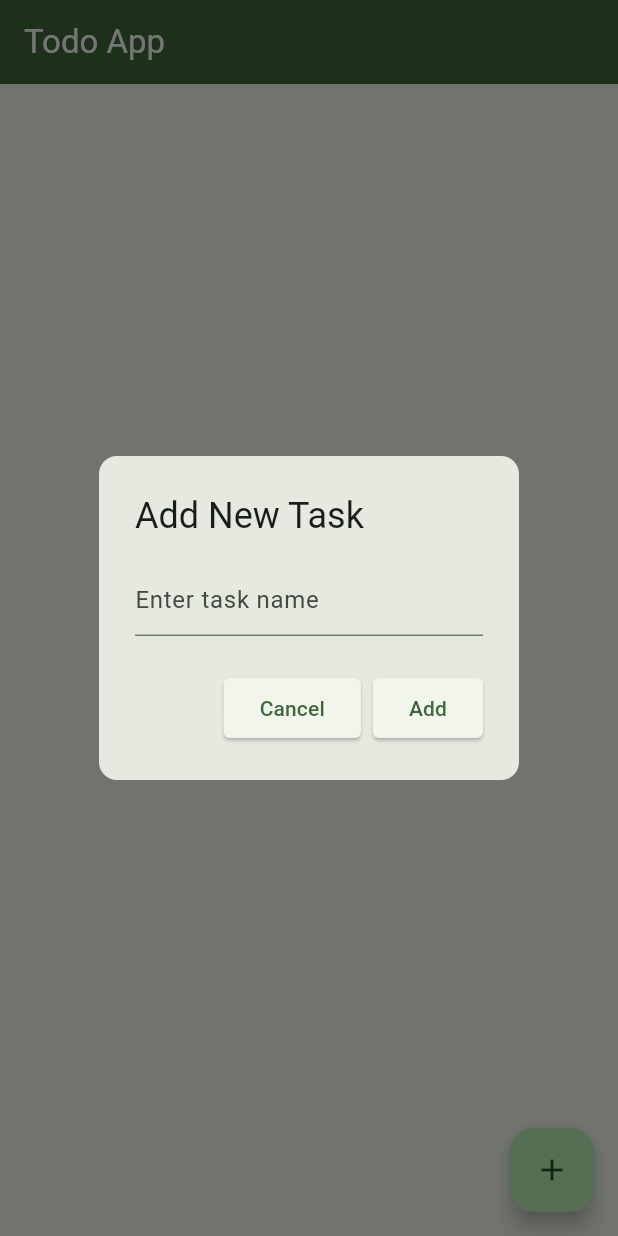
After one commit to iancallo1/todoapp, a Flutter app: the screen it shows after launch, after a tap on the "add" icon, on a phone screen of 412 x 824 dp. The commit adds this screen. Run offline on Flutter 3.47's test engine with Material 3 defaults, Android fonts, the phone set to English and light mode, and no system bars.

Commit message:
UPDATE: Minimum Updated Move to Finalization

```diff
--- a/lib/pages/home_page.dart
+++ b/lib/pages/home_page.dart
@@ -1,5 +1,10 @@
 import 'package:flutter/material.dart';
+
 import 'package:todoapp/components/todo_tiles.dart';
+
+import 'utilities/Forms/input_dialog.dart';
+import 'utilities/button_save_und_cancel.dart';
+import 'utilities/Forms/confirm_delete_dialog.dart';
 
 class HomePage extends StatefulWidget {
   const HomePage({super.key});
@@ -11,15 +16,36 @@ class HomePage extends StatefulWidget {
 class _HomePageState extends State<HomePage> {
 
   List toDoList = [
-    ["Buy milk", true],
-    ["Do Japanese lesson", false],
-    ["Buy bread", false],
+
   ];
+
+  TextEditingController _controller = TextEditingController();
 
   void checkBoxChanged(bool? value, int index) {
     setState(() {
       toDoList[index][1] = value!;
     });
+  }
+
+  void createNewTask() {
+    showDialog(
+      context: context,
+      builder: (context) {
+        return InputDialog(
+          controller: _controller,
+          onSave: () {
+            setState(() {
+              toDoList.add([_controller.text, false]);
+              _controller.clear();
+            });
+            Navigator.of(context).pop();
+          },
+          onCancel: () {
+            Navigator.of(context).pop();
+          },
+        );
+      },
+    );
   }
 
   @override
@@ -30,15 +56,41 @@ class _HomePageState extends State<HomePage> {
         backgroundColor: Theme.of(context).colorScheme.primary,
         foregroundColor: Theme.of(context).colorScheme.onPrimary,
       ),
-      body: ListView.builder(
+      floatingActionButton: FloatingActionButton(
+        onPressed: createNewTask,
+        child: Icon(Icons.add),
+      ),
+      body: Scrollbar(
+        thickness: 10,
+        radius: const Radius.circular(8),
+        child: ListView.builder(
           itemCount: toDoList.length,
           itemBuilder: (context, index) {
             return TodoTile(
               taskName: toDoList[index][0],
               taskCompleted: toDoList[index][1],
               onChanged: (value) => checkBoxChanged(value, index),
+              onDelete: () {
+                showDialog(
+                  context: context,
+                  builder: (context) {
+                    return ConfirmDeleteDialog(
+                      onDelete: () {
+                        setState(() {
+                          toDoList.removeAt(index);
+                        });
+                        Navigator.of(context).pop();
+                      },
+                      onCancel: () {
+                        Navigator.of(context).pop();
+                      },
                     );
                   },
+                );
+              },
+            );
+          },
+        ),
       ),
     );
   }
--- /dev/null
+++ b/lib/pages/utilities/Forms/input_dialog.dart
@@ -0,0 +1,30 @@
+import 'package:flutter/material.dart';
+import '../text_box_modal.dart';
+import '../buttons/save_cancel_buttons.dart';
+
+class InputDialog extends StatelessWidget {
+  final TextEditingController controller;
+  final VoidCallback onSave;
+  final VoidCallback onCancel;
+
+  const InputDialog({
+    super.key,
+    required this.controller,
+    required this.onSave,
+    required this.onCancel,
+  });
+
+  @override
+  Widget build(BuildContext context) {
+    return CustomDialog(
+      title: 'Add New Task',
+      content: TextField(
+        controller: controller,
+        decoration: const InputDecoration(hintText: 'Enter task name'),
+      ),
+      actions: [
+        SaveCancelButtons(onSave: onSave, onCancel: onCancel),
+      ],
+    );
+  }
+}
--- /dev/null
+++ b/lib/pages/utilities/action_buttons.dart
@@ -0,0 +1,50 @@
+import 'package:flutter/material.dart';
+
+class ActionButtons extends StatelessWidget {
+  final String primaryLabel;
+  final VoidCallback onPrimary;
+  final String secondaryLabel;
+  final VoidCallback onSecondary;
+  final Color? primaryColor;
+  final Color? secondaryColor;
+
+  const ActionButtons({
+    super.key,
+    required this.primaryLabel,
+    required this.onPrimary,
+    required this.secondaryLabel,
+    required this.onSecondary,
+    this.primaryColor,
+    this.secondaryColor,
+  });
+
+  @override
+  Widget build(BuildContext context) {
+    return Row(
+      mainAxisAlignment: MainAxisAlignment.end,
+      children: [
+        ElevatedButton(
+          style: ElevatedButton.styleFrom(
+            backgroundColor: secondaryColor,
+            shape: RoundedRectangleBorder(
+              borderRadius: BorderRadius.circular(4),
+            ),
+          ),
+          onPressed: onSecondary,
+          child: Text(secondaryLabel),
+        ),
+        const SizedBox(width: 8),
+        ElevatedButton(
+          style: ElevatedButton.styleFrom(
+            backgroundColor: primaryColor,
+            shape: RoundedRectangleBorder(
+              borderRadius: BorderRadius.circular(4),
+            ),
+          ),
+          onPressed: onPrimary,
+          child: Text(primaryLabel),
+        ),
+      ],
+    );
+  }
+}
--- /dev/null
+++ b/lib/pages/utilities/buttons/save_cancel_buttons.dart
@@ -0,0 +1,23 @@
+import '../action_buttons.dart';
+import 'package:flutter/material.dart';
+
+class SaveCancelButtons extends StatelessWidget {
+  final VoidCallback onSave;
+  final VoidCallback onCancel;
+
+  const SaveCancelButtons({
+    super.key,
+    required this.onSave,
+    required this.onCancel,
+  });
+
+  @override
+  Widget build(BuildContext context) {
+    return ActionButtons(
+      primaryLabel: 'Add',
+      onPrimary: onSave,
+      secondaryLabel: 'Cancel',
+      onSecondary: onCancel,
+    );
+  }
+}
--- /dev/null
+++ b/lib/pages/utilities/text_box_modal.dart
@@ -0,0 +1,24 @@
+import 'package:flutter/material.dart';
+
+class CustomDialog extends StatelessWidget {
+  final String title;
+  final Widget content;
+  final List<Widget> actions;
+
+  const CustomDialog({
+    super.key,
+    required this.title,
+    required this.content,
+    required this.actions,
+  });
+
+  @override
+  Widget build(BuildContext context) {
+    return AlertDialog(
+      title: Text(title),
+      content: content,
+      actions: actions,
+      shape: RoundedRectangleBorder(borderRadius: BorderRadius.circular(12)),
+    );
+  }
+}
```
Also changed, not shown: lib/components/todo_tiles.dart (+41 -5 lines), lib/pages/utilities/Forms/confirm_delete_dialog.dart (added, +25 -0 lines), lib/pages/utilities/buttons/delete_cancel_buttons.dart (added, +24 -0 lines). Lines whose indentation alone changed are shown as unchanged.
